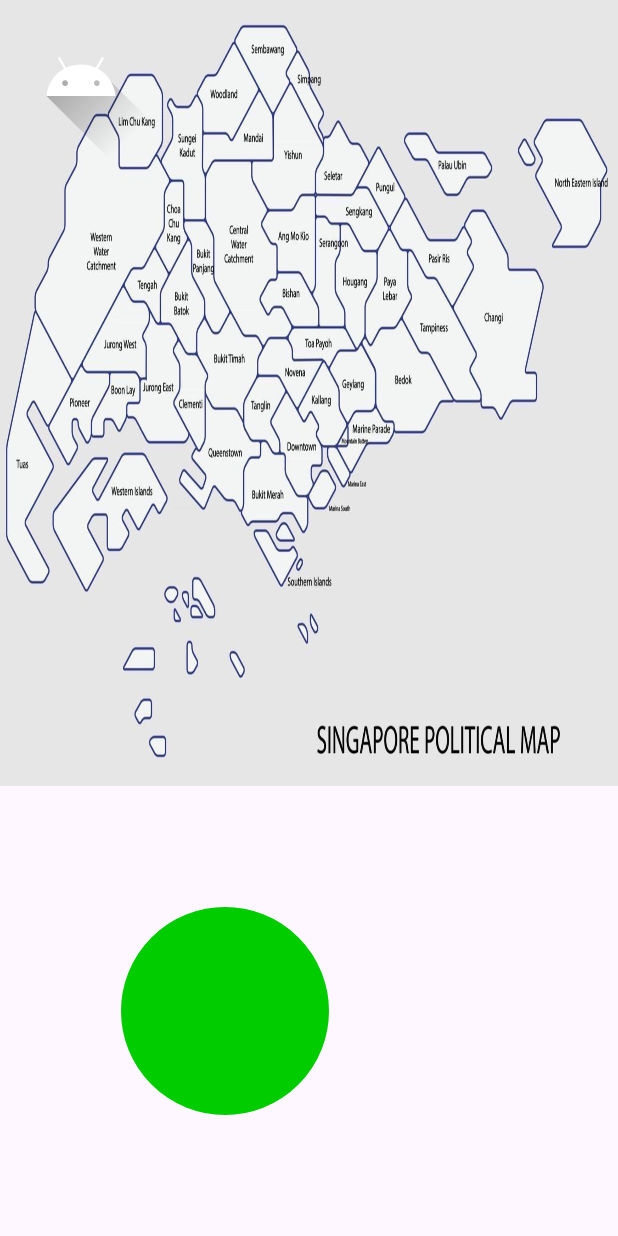
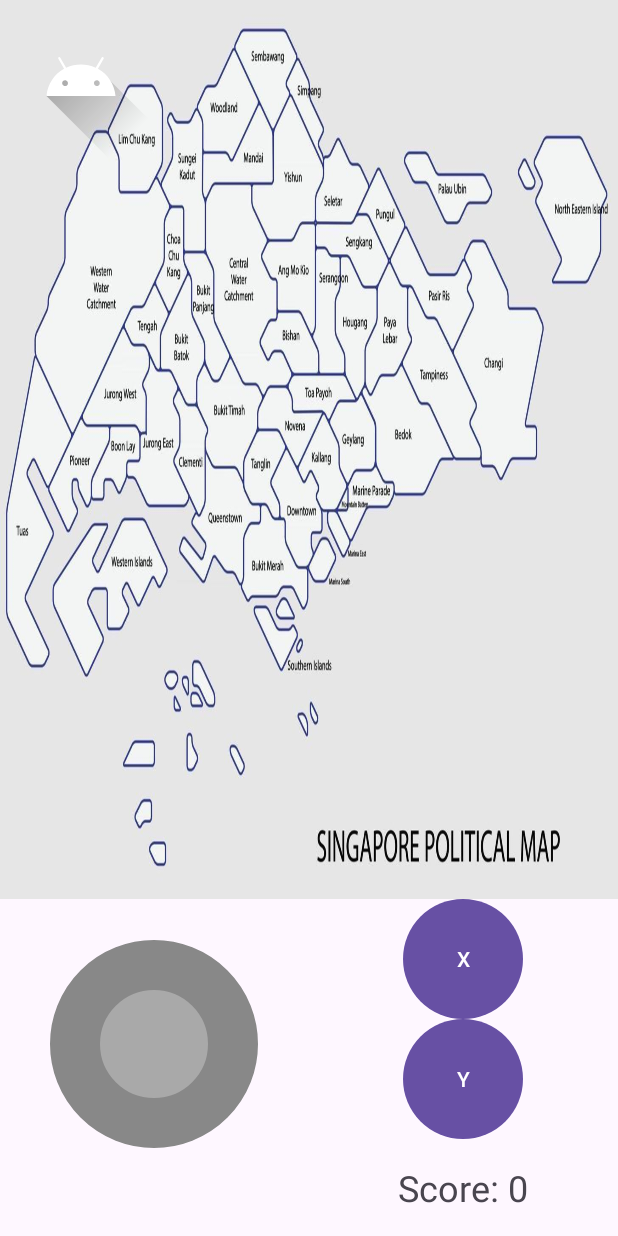
Before and after one commit to JJSeah/Android-Game, an Android app: the layout activity_main.xml on its own in the app's theme, with its tools: preview values and no code run, on a phone screen of 412 x 824 dp. Run offline under Robolectric (Android 15) with nearby library versions, the phone set to English and light mode, and no system bars.

Commit message:
added enemy and score

```diff
--- a/app/src/main/AndroidManifest.xml
+++ b/app/src/main/AndroidManifest.xml
@@ -13,6 +13,9 @@
         android:theme="@style/Theme.CS206"
         tools:targetApi="31">
         <activity
+            android:name=".EndGameActivity"
+            android:exported="false" />
+        <activity
             android:name=".MainActivity"
             android:exported="true">
             <intent-filter>
--- a/app/src/main/java/com/example/cs206/JoystickView.java
+++ b/app/src/main/java/com/example/cs206/JoystickView.java
@@ -2,6 +2,7 @@ package com.example.cs206;
 
 import android.content.Context;
 import android.graphics.Canvas;
+import android.graphics.Color;
 import android.graphics.Paint;
 import android.util.AttributeSet;
 import android.view.MotionEvent;
@@ -37,7 +38,20 @@ public class JoystickView extends View {
 
     @Override
     protected void onDraw(Canvas canvas) {
-        canvas.drawCircle(xPosition, yPosition, 100, circlePaint);
+        // Draw the outer circle of the joystick
+        circlePaint.setColor(Color.GRAY);
+        canvas.drawCircle(center_x, center_y, 100, circlePaint);
+
+        // Draw the inner circle of the joystick
+        circlePaint.setColor(Color.parseColor("#A9A9A9"));
+        canvas.drawCircle(xPosition, yPosition, 50, circlePaint);
+
+//        // Draw the buttons of the retro controller
+//        circlePaint.setColor(Color.RED);
+//        canvas.drawCircle(center_x - 150, center_y, 30, circlePaint);
+//        canvas.drawCircle(center_x - 150, center_y - 70, 30, circlePaint);
+//        canvas.drawCircle(center_x - 150, center_y + 70, 30, circlePaint);
+//        canvas.drawCircle(center_x - 220, center_y, 30, circlePaint);
     }
 
     @Override
@@ -59,6 +73,10 @@ public class JoystickView extends View {
                     // If the distance is greater than the radius of the joystick, keep the joystick on the edge of the circle
                     xPosition = center_x + (newXPosition - center_x) * 100 / distance;
                     yPosition = center_y + (newYPosition - center_y) * 100 / distance;
+
+                    if (joystickListener != null) {
+                        joystickListener.onJoystickHold((xPosition - center_x) / center_x, (center_y - yPosition) / center_y);
+                    }
                 }
                 break;
 
@@ -66,6 +84,10 @@ public class JoystickView extends View {
                 // When the user stops touching the screen, reset the position of the joystick to the center
                 xPosition = center_x;
                 yPosition = center_y;
+
+                if (joystickListener != null) {
+                    joystickListener.onJoystickReleased();
+                }
                 break;
         }
 
@@ -84,7 +106,10 @@ public class JoystickView extends View {
 
     public interface JoystickListener {
         void onJoystickMoved(float xPercent, float yPercent);
+        void onJoystickReleased();
+        void onJoystickHold(float xPercent, float yPercent);
     }
+
     public void setColor(int color) {
         circlePaint.setColor(color);
         invalidate();
--- /dev/null
+++ b/app/src/main/res/drawable/circle_button.xml
@@ -0,0 +1,5 @@
+<?xml version="1.0" encoding="utf-8"?>
+<shape xmlns:android="http://schemas.android.com/apk/res/android">
+    <solid android:color="#FF4081"/>
+    <corners android:radius="100dp"/>
+</shape>
--- a/app/src/main/res/layout/activity_main.xml
+++ b/app/src/main/res/layout/activity_main.xml
@@ -22,8 +22,7 @@
                 android:layout_width="match_parent"
                 android:layout_height="match_parent"
                 android:scaleType="fitXY"
-                android:src="@drawable/sg"
-                />
+                android:src="@drawable/sg" />
 
             <RelativeLayout
                 android:layout_width="match_parent"
@@ -34,15 +33,59 @@
                     android:layout_width="wrap_content"
                     android:layout_height="wrap_content"
                     android:src="@drawable/ic_launcher_foreground" />
+
             </RelativeLayout>
 
         </RelativeLayout>
 
-        <com.example.cs206.JoystickView
-            android:id="@+id/joystickView"
-            android:layout_width="300dp"
-            android:layout_height="300dp"
-            />
+        <LinearLayout
+            android:layout_width="match_parent"
+            android:layout_height="wrap_content"
+            android:orientation="horizontal">
+
+            <com.example.cs206.JoystickView
+                android:id="@+id/joystickView"
+                android:layout_width="0dp"
+                android:layout_height="193dp"
+                android:layout_weight="1" />
+
+            <LinearLayout
+                android:layout_width="0dp"
+                android:layout_height="wrap_content"
+                android:layout_gravity="center_horizontal"
+                android:layout_weight="1"
+                android:gravity="center"
+                android:orientation="vertical">
+
+                <Button
+                    android:id="@+id/button1"
+                    android:layout_width="80dp"
+                    android:layout_height="80dp"
+                    android:background="@drawable/circle_button"
+                    android:text="X"
+                    android:textColor="#FFFFFF" />
+
+                <Button
+                    android:id="@+id/button2"
+                    android:layout_width="80dp"
+                    android:layout_height="80dp"
+                    android:background="@drawable/circle_button"
+                    android:text="Y"
+                    android:textColor="#FFFFFF" />
+
+                <TextView
+                    android:id="@+id/scoreTextView"
+                    android:layout_width="wrap_content"
+                    android:layout_height="wrap_content"
+                    android:layout_margin="16dp"
+                    android:text="Score: 0"
+                    android:textSize="24sp" />
+
+            </LinearLayout>
+
+
+
+        </LinearLayout>
 
     </LinearLayout>
 
```
Also changed, not shown: app/src/main/java/com/example/cs206/EndGameActivity.java (added, +27 -0 lines), app/src/main/java/com/example/cs206/Enemy.java (added, +64 -0 lines), app/src/main/java/com/example/cs206/GameView.java (added, +110 -0 lines), app/src/main/java/com/example/cs206/MainActivity.java (+99 -22 lines), app/src/main/java/com/example/cs206/Player.java (added, +46 -0 lines), app/src/main/res/layout/activity_end_game.xml (added, +15 -0 lines).
